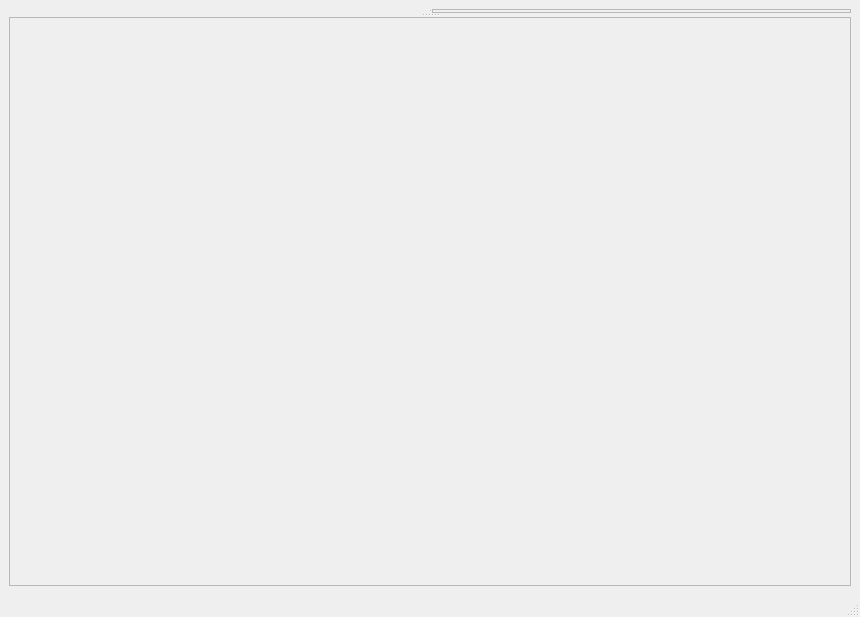
This is designer/ui_fittingWindow.ui in ornlneutronimaging/iBeatles as Qt 5 draws it before an edit. The edited form follows.
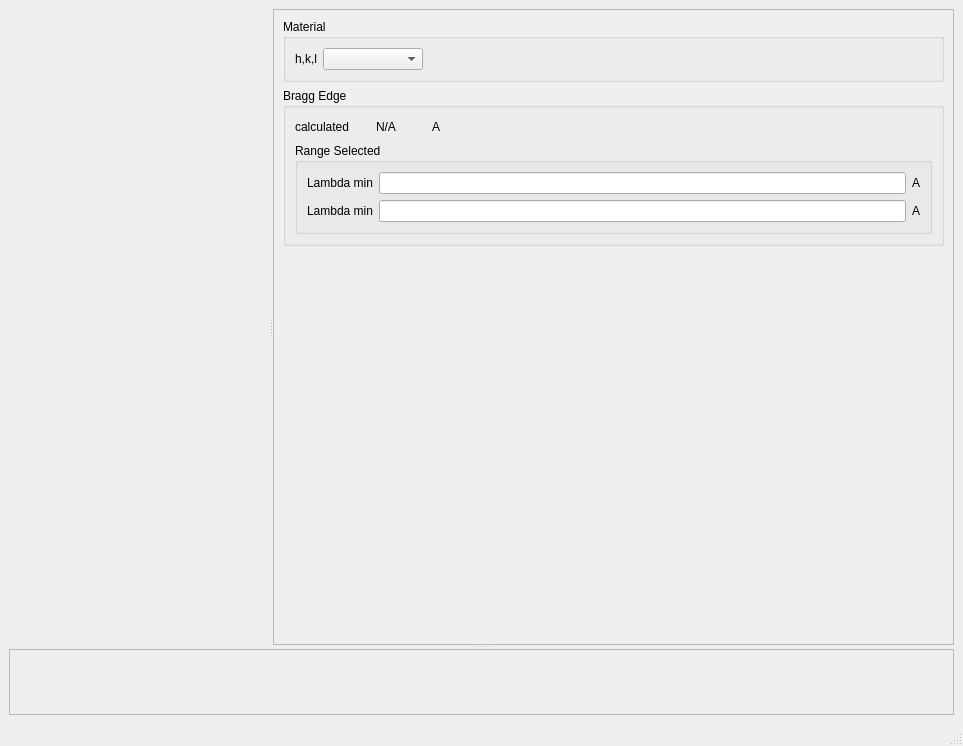
This is the edited form.

Commit message: Added init labels

Diff of the .ui file:
```diff
--- a/designer/ui_fittingWindow.ui
+++ b/designer/ui_fittingWindow.ui
@@ -6,8 +6,8 @@
    <rect>
     <x>0</x>
     <y>0</y>
-    <width>860</width>
-    <height>617</height>
+    <width>963</width>
+    <height>746</height>
    </rect>
   </property>
   <property name="minimumSize">
@@ -38,15 +38,214 @@
        </property>
        <widget class="QWidget" name="widget" native="true"/>
        <widget class="QFrame" name="rightFrame">
+        <property name="sizePolicy">
+         <sizepolicy hsizetype="Preferred" vsizetype="Maximum">
+          <horstretch>0</horstretch>
+          <verstretch>0</verstretch>
+         </sizepolicy>
+        </property>
+        <property name="minimumSize">
+         <size>
+          <width>0</width>
+          <height>400</height>
+         </size>
+        </property>
         <property name="frameShape">
          <enum>QFrame::StyledPanel</enum>
         </property>
         <property name="frameShadow">
          <enum>QFrame::Raised</enum>
         </property>
+        <layout class="QVBoxLayout" name="verticalLayout_4">
+         <item>
+          <layout class="QVBoxLayout" name="verticalLayout_3">
+           <item>
+            <widget class="QGroupBox" name="groupBox">
+             <property name="title">
+              <string>Material</string>
+             </property>
+             <layout class="QHBoxLayout" name="horizontalLayout">
+              <item>
+               <widget class="QLabel" name="label">
+                <property name="text">
+                 <string>h,k,l</string>
+                </property>
+               </widget>
+              </item>
+              <item>
+               <widget class="QComboBox" name="comboBox">
+                <property name="minimumSize">
+                 <size>
+                  <width>100</width>
+                  <height>0</height>
+                 </size>
+                </property>
+                <property name="maximumSize">
+                 <size>
+                  <width>100</width>
+                  <height>16777215</height>
+                 </size>
+                </property>
+               </widget>
+              </item>
+              <item>
+               <spacer name="horizontalSpacer_2">
+                <property name="orientation">
+                 <enum>Qt::Horizontal</enum>
+                </property>
+                <property name="sizeHint" stdset="0">
+                 <size>
+                  <width>40</width>
+                  <height>20</height>
+                 </size>
+                </property>
+               </spacer>
+              </item>
+             </layout>
+            </widget>
+           </item>
+           <item>
+            <widget class="QGroupBox" name="groupBox_2">
+             <property name="title">
+              <string>Bragg Edge</string>
+             </property>
+             <layout class="QVBoxLayout" name="verticalLayout_2">
+              <item>
+               <layout class="QHBoxLayout" name="horizontalLayout_2">
+                <item>
+                 <widget class="QLabel" name="label_2">
+                  <property name="minimumSize">
+                   <size>
+                    <width>75</width>
+                    <height>0</height>
+                   </size>
+                  </property>
+                  <property name="maximumSize">
+                   <size>
+                    <width>75</width>
+                    <height>16777215</height>
+                   </size>
+                  </property>
+                  <property name="text">
+                   <string>calculated</string>
+                  </property>
+                 </widget>
+                </item>
+                <item>
+                 <widget class="QLabel" name="label_3">
+                  <property name="minimumSize">
+                   <size>
+                    <width>50</width>
+                    <height>0</height>
+                   </size>
+                  </property>
+                  <property name="maximumSize">
+                   <size>
+                    <width>50</width>
+                    <height>16777215</height>
+                   </size>
+                  </property>
+                  <property name="text">
+                   <string>N/A</string>
+                  </property>
+                 </widget>
+                </item>
+                <item>
+                 <widget class="QLabel" name="bragg_edge_units">
+                  <property name="text">
+                   <string>A</string>
+                  </property>
+                 </widget>
+                </item>
+                <item>
+                 <spacer name="horizontalSpacer">
+                  <property name="orientation">
+                   <enum>Qt::Horizontal</enum>
+                  </property>
+                  <property name="sizeHint" stdset="0">
+                   <size>
+                    <width>40</width>
+                    <height>20</height>
+                   </size>
+                  </property>
+                 </spacer>
+                </item>
+               </layout>
+              </item>
+              <item>
+               <widget class="QGroupBox" name="groupBox_3">
+                <property name="title">
+                 <string>Range Selected</string>
+                </property>
+                <layout class="QGridLayout" name="gridLayout">
+                 <item row="0" column="0">
+                  <widget class="QLabel" name="lambda_min_label">
+                   <property name="text">
+                    <string>Lambda min</string>
+                   </property>
+                  </widget>
+                 </item>
+                 <item row="0" column="1">
+                  <widget class="QLineEdit" name="lineEdit"/>
+                 </item>
+                 <item row="0" column="2">
+                  <widget class="QLabel" name="lambda_min_units">
+                   <property name="text">
+                    <string>A</string>
+                   </property>
+                  </widget>
+                 </item>
+                 <item row="1" column="0">
+                  <widget class="QLabel" name="lambda_max_label">
+                   <property name="text">
+                    <string>Lambda min</string>
+                   </property>
+                  </widget>
+                 </item>
+                 <item row="1" column="1">
+                  <widget class="QLineEdit" name="lineEdit_2"/>
+                 </item>
+                 <item row="1" column="2">
+                  <widget class="QLabel" name="lambda_max_units">
+                   <property name="text">
+                    <string>A</string>
+                   </property>
+                  </widget>
+                 </item>
+                </layout>
+               </widget>
+              </item>
+             </layout>
+            </widget>
+           </item>
+          </layout>
+         </item>
+         <item>
+          <spacer name="verticalSpacer">
+           <property name="orientation">
+            <enum>Qt::Vertical</enum>
+           </property>
+           <property name="sizeHint" stdset="0">
+            <size>
+             <width>20</width>
+             <height>40</height>
+            </size>
+           </property>
+          </spacer>
+         </item>
+        </layout>
+        <zorder></zorder>
+        <zorder></zorder>
+        <zorder>verticalSpacer</zorder>
        </widget>
       </widget>
       <widget class="QFrame" name="bottomFrame">
+       <property name="sizePolicy">
+        <sizepolicy hsizetype="Preferred" vsizetype="Minimum">
+         <horstretch>0</horstretch>
+         <verstretch>0</verstretch>
+        </sizepolicy>
+       </property>
        <property name="frameShape">
         <enum>QFrame::StyledPanel</enum>
        </property>
```
The commit also changes 2 other files.
